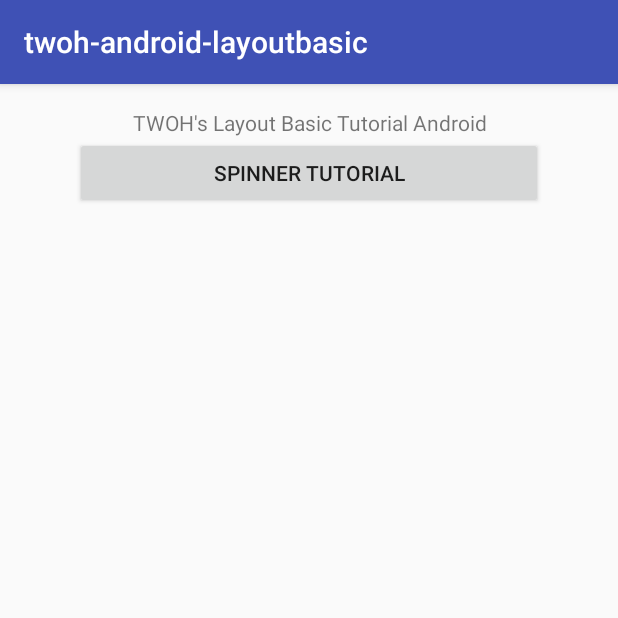
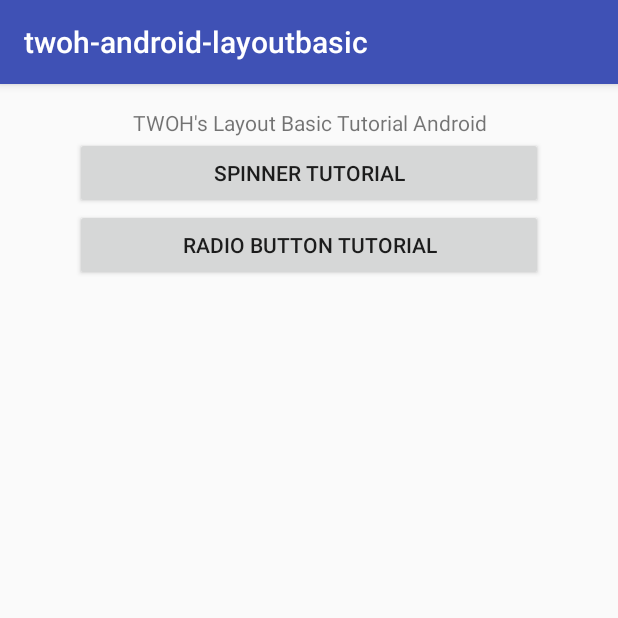
Before and after one commit to twoh/twoh-android-layout-basic, an Android app: the screen it shows after launch (MainActivity), on a phone screen of 412 x 824 dp, the top half of it. Run offline under Robolectric (Android 15) with nearby library versions, the phone set to English and light mode, and no system bars.

Commit message:
add layout radio button

```diff
--- a/src/main/AndroidManifest.xml
+++ b/src/main/AndroidManifest.xml
@@ -16,6 +16,7 @@
             </intent-filter>
         </activity>
         <activity android:name=".TWOHLayoutSpinner"/>
+        <activity android:name=".TWOHLayoutRadioButton"/>
     </application>
 
 </manifest>
--- a/src/main/java/id/web/twoh/twoh_android_layoutbasic/MainActivity.java
+++ b/src/main/java/id/web/twoh/twoh_android_layoutbasic/MainActivity.java
@@ -19,5 +19,13 @@ public class MainActivity extends AppCompatActivity {
                 startActivity(TWOHLayoutSpinner.newIntent(MainActivity.this));
             }
         });
+
+        Button btRadioButton = (Button) findViewById(R.id.bt_radiobutton);
+        btRadioButton.setOnClickListener(new View.OnClickListener() {
+            @Override
+            public void onClick(View view) {
+                startActivity(TWOHLayoutRadioButton.newIntent(MainActivity.this));
+            }
+        });
     }
 }
--- a/src/main/res/layout/activity_main.xml
+++ b/src/main/res/layout/activity_main.xml
@@ -23,4 +23,9 @@
         android:text="Spinner Tutorial"
         android:layout_width="match_parent"
         android:layout_height="wrap_content" />
+    <Button
+        android:id="@+id/bt_radiobutton"
+        android:text="Radio Button Tutorial"
+        android:layout_width="match_parent"
+        android:layout_height="wrap_content" />
 </LinearLayout>
```
Also changed, not shown: src/main/java/id/web/twoh/twoh_android_layoutbasic/TWOHLayoutRadioButton.java (added, +44 -0 lines), src/main/res/layout/activity_radiobutton.xml (added, +37 -0 lines).
